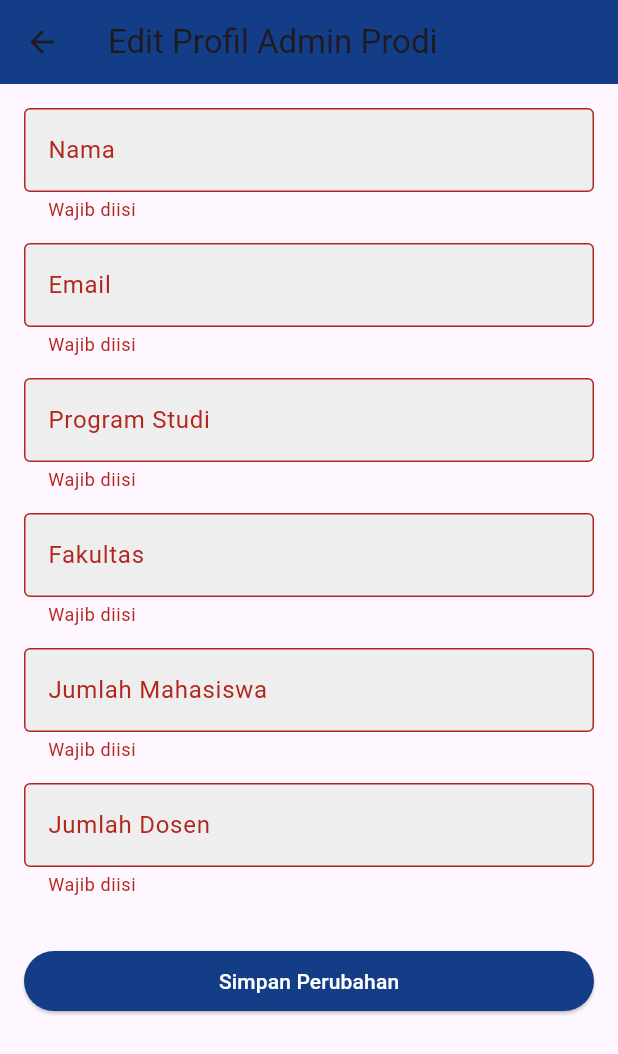
After one commit to Meyla-chan/Flutter, a Flutter app: the EditProfileAdminProdi screen opened directly, after a tap on "Simpan Perubahan", on a phone screen of 412 x 824 dp. The commit adds this screen. Shown: the top 1054 px of the screen. Run offline on Flutter 3.47's test engine with Material 3 defaults, Android fonts, the phone set to English and light mode, and no system bars; our stand-ins replace file_picker, shared_preferences; accounts and stored records are empty.

Commit message:
Menambah admin poli dan prodi

```diff
--- /dev/null
+++ b/lib/screens/profil/edit_profil_admin_poli.dart
@@ -0,0 +1,105 @@
+import 'package:flutter/material.dart';
+import '../../utils/storage.dart';
+
+class EditProfileAdminPoli extends StatefulWidget {
+  @override
+  State<EditProfileAdminPoli> createState() => _EditProfileAdminPoliState();
+}
+
+class _EditProfileAdminPoliState extends State<EditProfileAdminPoli> {
+  final _formKey = GlobalKey<FormState>();
+
+  late TextEditingController nama;
+  late TextEditingController email;
+  late TextEditingController poli;
+  late TextEditingController jumlahDokter;
+  late TextEditingController jumlahSuster;
+
+  @override
+  void initState() {
+    super.initState();
+    final user = Storage.getUser();
+
+    nama = TextEditingController(text: user?["name"] ?? "");
+    email = TextEditingController(text: user?["email"] ?? "");
+    poli = TextEditingController(text: user?["poli"] ?? "");
+
+    jumlahDokter = TextEditingController(
+      text: user?["jumlah_dokter"]?.toString() ?? "",
+    );
+
+    jumlahSuster = TextEditingController(
+      text: user?["jumlah_suster"]?.toString() ?? "",
+    );
+  }
+
+  void _save() async {
+    if (!_formKey.currentState!.validate()) return;
+
+    final updated = {
+      "role": "admin_poli",
+      "name": nama.text,
+      "email": email.text,
+      "poli": poli.text,
+      "jumlah_dokter": jumlahDokter.text,
+      "jumlah_suster": jumlahSuster.text,
+    };
+
+    await Storage.saveUser(updated);
+    Navigator.pop(context, true);
+  }
+
+  @override
+  Widget build(BuildContext context) {
+    return Scaffold(
+      appBar: AppBar(
+        title: Text("Edit Profil Admin Poli"),
+        backgroundColor: Color(0xFF133E87),
+      ),
+      body: Padding(
+        padding: EdgeInsets.all(16),
+        child: Form(
+          key: _formKey,
+          child: ListView(
+            children: [
+              _field("Nama", nama),
+              _field("Email", email),
+              _field("Nama Poli", poli),
+              _field("Jumlah Dokter", jumlahDokter),
+              _field("Jumlah Suster", jumlahSuster),
+
+              SizedBox(height: 16),
+
+              ElevatedButton(
+                onPressed: _save,
+                style: ElevatedButton.styleFrom(
+                  backgroundColor: Color(0xFF133E87),
+                ),
+                child: Text(
+                  "Simpan Perubahan",
+                  style: TextStyle(color: Colors.white),
+                ),
+              ),
+            ],
+          ),
+        ),
+      ),
+    );
+  }
+
+  Widget _field(String title, TextEditingController controller) {
+    return Padding(
+      padding: EdgeInsets.only(bottom: 14),
+      child: TextFormField(
+        controller: controller,
+        decoration: InputDecoration(
+          labelText: title,
+          filled: true,
+          fillColor: Colors.grey[200],
+          border: OutlineInputBorder(),
+        ),
+        validator: (v) => v!.isEmpty ? "Wajib diisi" : null,
+      ),
+    );
+  }
+}
--- /dev/null
+++ b/lib/screens/profil/edit_profil_admin_prodi.dart
@@ -0,0 +1,110 @@
+import 'package:flutter/material.dart';
+import '../../utils/storage.dart';
+
+class EditProfileAdminProdi extends StatefulWidget {
+  @override
+  State<EditProfileAdminProdi> createState() => _EditProfileAdminProdiState();
+}
+
+class _EditProfileAdminProdiState extends State<EditProfileAdminProdi> {
+  final _formKey = GlobalKey<FormState>();
+
+  late TextEditingController nama;
+  late TextEditingController email;
+  late TextEditingController prodi;
+  late TextEditingController fakultas;
+  late TextEditingController jumlahMahasiswa;
+  late TextEditingController jumlahDosen;
+
+  @override
+  void initState() {
+    super.initState();
+    final user = Storage.getUser();
+
+    nama = TextEditingController(text: user?["name"] ?? "");
+    email = TextEditingController(text: user?["email"] ?? "");
+    prodi = TextEditingController(text: user?["prodi"] ?? "");
+    fakultas = TextEditingController(text: user?["fakultas"] ?? "");
+
+    jumlahMahasiswa = TextEditingController(
+      text: user?["jumlah_mahasiswa"]?.toString() ?? "",
+    );
+
+    jumlahDosen = TextEditingController(
+      text: user?["jumlah_dosen"]?.toString() ?? "",
+    );
+  }
+
+  void _save() async {
+    if (!_formKey.currentState!.validate()) return;
+
+    final updated = {
+      "role": "admin_prodi",
+      "name": nama.text,
+      "email": email.text,
+      "prodi": prodi.text,
+      "fakultas": fakultas.text,
+      "jumlah_mahasiswa": jumlahMahasiswa.text,
+      "jumlah_dosen": jumlahDosen.text,
+    };
+
+    await Storage.saveUser(updated);
+
+    Navigator.pop(context, true);
+  }
+
+  @override
+  Widget build(BuildContext context) {
+    return Scaffold(
+      appBar: AppBar(
+        title: Text("Edit Profil Admin Prodi"),
+        backgroundColor: Color(0xFF133E87),
+      ),
+      body: Padding(
+        padding: EdgeInsets.all(16),
+        child: Form(
+          key: _formKey,
+          child: ListView(
+            children: [
+              _field("Nama", nama),
+              _field("Email", email),
+              _field("Program Studi", prodi),
+              _field("Fakultas", fakultas),
+              _field("Jumlah Mahasiswa", jumlahMahasiswa),
+              _field("Jumlah Dosen", jumlahDosen),
+
+              SizedBox(height: 18),
+
+              ElevatedButton(
+                onPressed: _save,
+                style: ElevatedButton.styleFrom(
+                  backgroundColor: Color(0xFF133E87),
+                ),
+                child: Text(
+                  "Simpan Perubahan",
+                  style: TextStyle(color: Colors.white),
+                ),
+              ),
+            ],
+          ),
+        ),
+      ),
+    );
+  }
+
+  Widget _field(String title, TextEditingController controller) {
+    return Padding(
+      padding: EdgeInsets.only(bottom: 14),
+      child: TextFormField(
+        controller: controller,
+        decoration: InputDecoration(
+          labelText: title,
+          filled: true,
+          fillColor: Colors.grey[200],
+          border: OutlineInputBorder(),
+        ),
+        validator: (v) => v!.isEmpty ? "Wajib diisi" : null,
+      ),
+    );
+  }
+}
--- a/lib/screens/profil/profile_screen.dart
+++ b/lib/screens/profil/profile_screen.dart
@@ -3,6 +3,8 @@ import '../../utils/storage.dart';
 import '../login/login_screen.dart';
 import 'edit_profil_mahasiswa.dart';
 import 'edit_profil_dosen.dart';
+import 'edit_profil_admin_prodi.dart';
+import 'edit_profil_admin_poli.dart';
 
 class ProfileScreen extends StatefulWidget {
   @override
@@ -39,17 +41,27 @@ class _ProfileScreenState extends State<ProfileScreen> {
     if (user == null) return;
 
     final role = user!["role"];
+    Widget page;
+
+    if (role == "mahasiswa") {
+      page = EditProfileMahasiswa();
+    } else if (role == "dosen") {
+      page = EditProfileDosen();
+    } else if (role == "admin_prodi") {
+      page = EditProfileAdminProdi();
+    } else if (role == "admin_poli") {
+      page = EditProfileAdminPoli();
+    } else {
+      return;
+    }
 
     final updated = await Navigator.push(
       context,
-      MaterialPageRoute(
-        builder: (_) =>
-            role == "mahasiswa" ? EditProfileMahasiswa() : EditProfileDosen(),
-      ),
+      MaterialPageRoute(builder: (_) => page),
     );
 
     if (updated == true) {
-      loadUser(); // refresh data setelah edit
+      loadUser();
     }
   }
 
@@ -89,7 +101,6 @@ class _ProfileScreenState extends State<ProfileScreen> {
                     ),
                     child: Column(
                       children: [
-                        // Avatar
                         CircleAvatar(
                           radius: 45,
                           backgroundColor: Colors.white,
@@ -142,7 +153,6 @@ class _ProfileScreenState extends State<ProfileScreen> {
 
                   SizedBox(height: 20),
 
-                  // ---------------- CONTENT ----------------
                   Expanded(
                     child: SingleChildScrollView(
                       padding: EdgeInsets.symmetric(horizontal: 18),
@@ -154,7 +164,7 @@ class _ProfileScreenState extends State<ProfileScreen> {
 
                           SizedBox(height: 12),
 
-                          // ==================== DATA MAHASISWA ====================
+                          // ==================== MAHASISWA ====================
                           if (role == "mahasiswa") ...[
                             _sectionTitle("Data Mahasiswa"),
                             _infoTile("NIM", user?["nim"]),
@@ -166,10 +176,10 @@ class _ProfileScreenState extends State<ProfileScreen> {
                             _infoTile("Status", user?["status"]),
                           ],
 
-                          // ==================== DATA DOSEN ====================
+                          // ==================== DOSEN ====================
                           if (role == "dosen") ...[
                             _sectionTitle("Data Dosen"),
-                            _infoTile("NIP/NIDN", user?["nip"]),
+                            _infoTile("NIP / NIDN", user?["nip"]),
                             _infoTile("Jabatan", user?["jabatan"]),
                             _infoTile("Keahlian", user?["keahlian"]),
                             _infoTile("Email", user?["email"]),
@@ -180,9 +190,25 @@ class _ProfileScreenState extends State<ProfileScreen> {
                             ),
                           ],
 
+                          // ==================== ADMIN PRODI ====================
+                          if (role == "admin_prodi") ...[
+                            _sectionTitle("Data Admin Prodi"),
+                            _infoTile("Nama Prodi", user?["prodi"]),
+                            _infoTile("Fakultas", user?["fakultas"]),
+                            _infoTile("Jumlah Mahasiswa", user?["jumlah_mahasiswa"]),
+                            _infoTile("Jumlah Dosen", user?["jumlah_dosen"]),
+                          ],
+
+                          // ==================== ADMIN POLI ====================
+                          if (role == "admin_poli") ...[
+                            _sectionTitle("Data Admin Poli"),
+                            _infoTile("Nama Poli", user?["poli"]),
+                            _infoTile("Jumlah Dokter", user?["jumlah_dokter"]),
+                            _infoTile("Jumlah Suster", user?["jumlah_suster"]),
+                          ],
+
                           SizedBox(height: 30),
 
-                          // LOGOUT BUTTON
                           Center(
                             child: ElevatedButton(
                               onPressed: _logout,
@@ -213,8 +239,6 @@ class _ProfileScreenState extends State<ProfileScreen> {
       ),
     );
   }
-
-  // ---------------- WIDGETS ----------------
 
   Widget _sectionTitle(String title) {
     return Padding(
--- a/lib/screens/register/register_screen.dart
+++ b/lib/screens/register/register_screen.dart
@@ -65,10 +65,9 @@ class _RegisterScreenState extends State<RegisterScreen> {
           child: SingleChildScrollView(
             padding: EdgeInsets.symmetric(horizontal: 24, vertical: 20),
             child: Column(
-              crossAxisAlignment: CrossAxisAlignment.center,
               children: [
-                // ================= HEADER ICON =================
-                Icon(Icons.person_add, size: 80, color: primaryDark),
+                // ================= HEADER ==================
+                Icon(Icons.person_add_alt_1, size: 90, color: primaryDark),
                 SizedBox(height: 10),
 
                 Text(
@@ -105,7 +104,7 @@ class _RegisterScreenState extends State<RegisterScreen> {
                         _inputField(
                           controller: _nameCtrl,
                           hint: "Nama Lengkap",
-                          icon: Icons.badge,
+                          icon: Icons.person,
                           validator: (v) =>
                               v!.isEmpty ? "Nama wajib diisi" : null,
                         ),
@@ -148,7 +147,7 @@ class _RegisterScreenState extends State<RegisterScreen> {
 
                         SizedBox(height: 14),
 
-                        // DROPDOWN ROLE
+                        // ================= ROLE DROPDOWN =================
                         DropdownButtonFormField<String>(
                           value: _role,
                           decoration: _inputDecoration(),
@@ -161,13 +160,21 @@ class _RegisterScreenState extends State<RegisterScreen> {
                               value: "dosen",
                               child: Text("Dosen"),
                             ),
+                            DropdownMenuItem(
+                              value: "admin_prodi",
+                              child: Text("Admin Prodi"),
+                            ),
+                            DropdownMenuItem(
+                              value: "admin_poli",
+                              child: Text("Admin Poli"),
+                            ),
                           ],
                           onChanged: (v) => setState(() => _role = v!),
                         ),
 
                         SizedBox(height: 24),
 
-                        // BUTTON
+                        // ================= BUTTON =================
                         SizedBox(
                           width: double.infinity,
                           child: ElevatedButton(
@@ -197,6 +204,7 @@ class _RegisterScreenState extends State<RegisterScreen> {
 
                         SizedBox(height: 14),
 
+                        // ================= LOGIN LINK =================
                         TextButton(
                           onPressed: () {
                             Navigator.pushReplacement(
```
